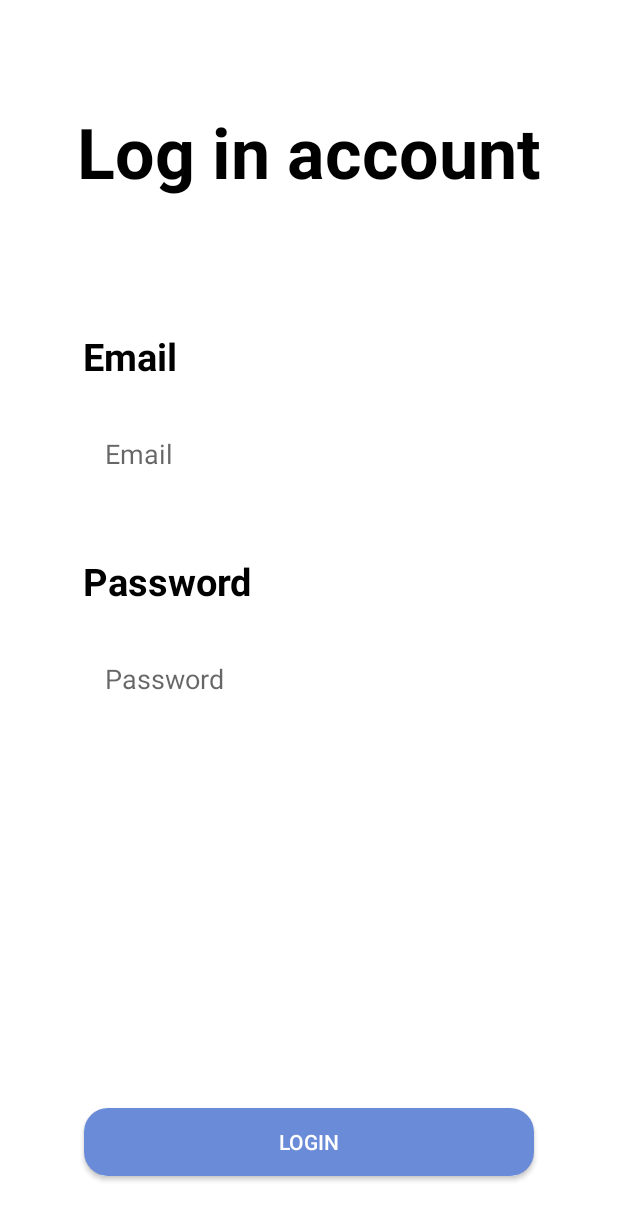
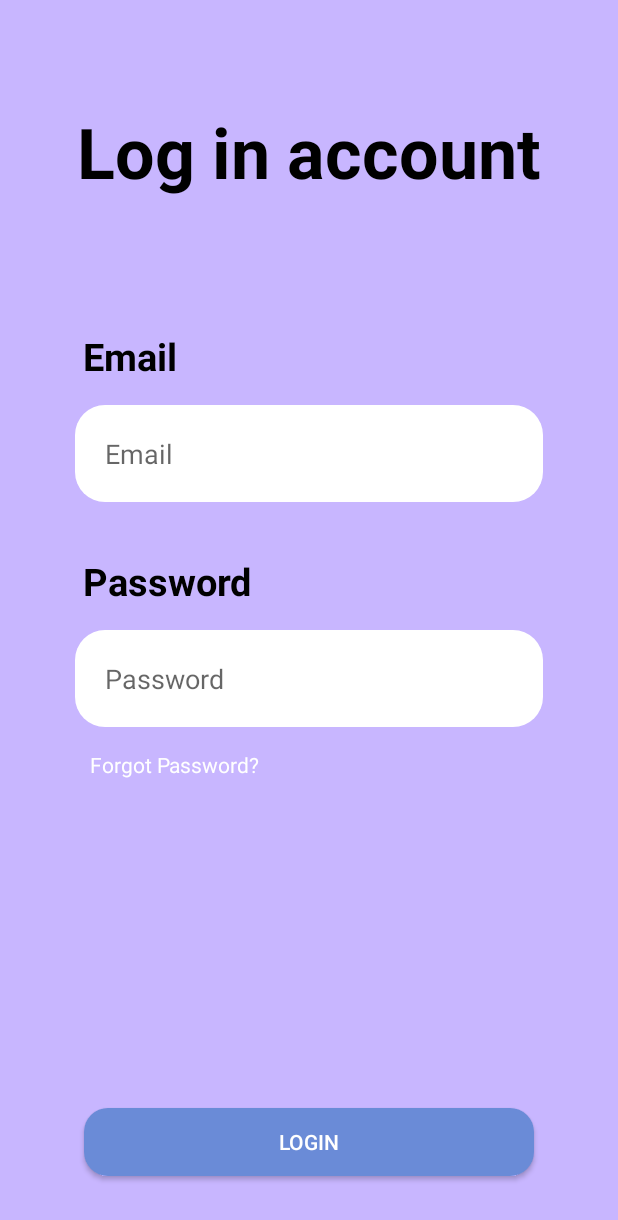
Before and after one commit to zhixuan07/ParkingApp, an Android app: the loginActivity screen opened directly, with no data from a screen before it, on a phone screen of 412 x 824 dp. Shown: the top 1220 px of the screen. Run offline under Robolectric (Android 15) with nearby library versions, the phone set to English and light mode, and no system bars; our stand-ins replace Firebase (no records; nobody signed in at launch, a user with empty details on screens opened directly).

```diff
--- a/app/src/main/res/layout/loginlayout.xml
+++ b/app/src/main/res/layout/loginlayout.xml
@@ -2,7 +2,7 @@
 <RelativeLayout xmlns:android="http://schemas.android.com/apk/res/android"
     android:layout_width="match_parent"
     android:layout_height="match_parent"
-    android:background="@color/white"
+    android:background="@color/bg_color"
     xmlns:tools="http://schemas.android.com/tools"
     tools:context=".loginActivity"
     android:padding="20dp">
@@ -35,7 +35,6 @@
         android:id="@+id/emailInput"
         android:layout_width="match_parent"
         android:layout_height="wrap_content"
-
         android:padding="20dp"
         android:layout_marginTop="250dp"
         android:layout_marginLeft="30dp"
@@ -65,6 +64,17 @@
         android:background="@drawable/inputtext_layout"
         android:hint="Password"
         android:inputType="textPassword"/>
+    <TextView
+        android:id="@+id/forgot_password"
+        android:layout_width="wrap_content"
+        android:layout_height="wrap_content"
+        android:layout_marginTop="480dp"
+        android:layout_marginLeft="40dp"
+        android:text="Forgot Password?"
+        android:textColor="@color/white"
+        android:clickable="true"
+        ></TextView>
+
     <Button
         android:id="@+id/login"
         android:layout_width="300dp"
```
Also changed, not shown: app/src/main/AndroidManifest.xml (+12 -0 lines).
